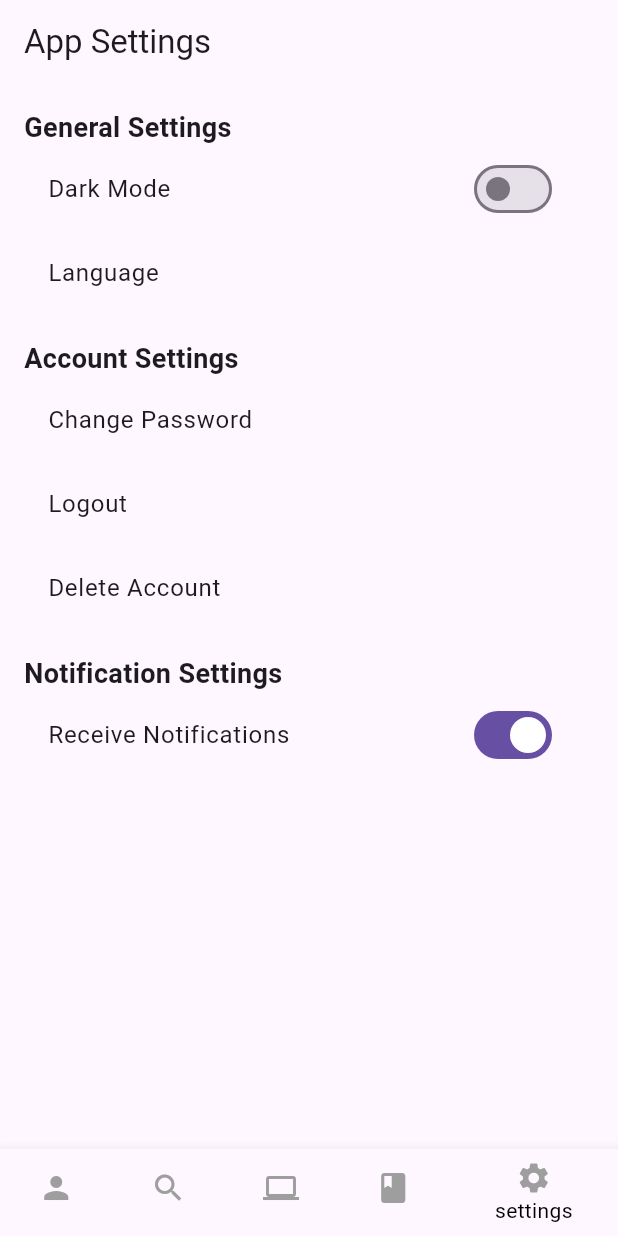
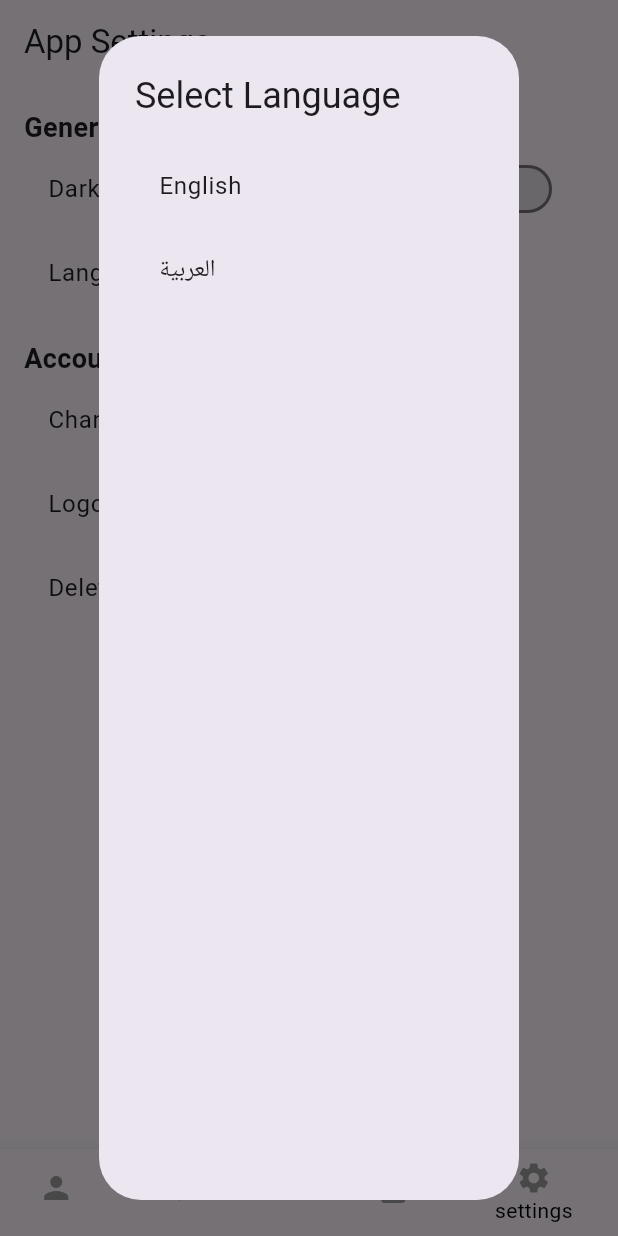
Before and after one commit to SaudAlhafith/Rafeq-Flutter, a Flutter app: the screen it shows once a user with an empty profile is signed in, item 5 of the bottom bar chosen, after a tap on "Language", on a phone screen of 412 x 824 dp. Run offline on Flutter 3.47's test engine with Material 3 defaults, Android fonts, the phone set to English and light mode, and no system bars; our stand-ins replace cloud_firestore, firebase_auth, firebase_core, google_sign_in, hive, hive_flutter; accounts and stored records are empty; network calls fail.

Commit message:
settings finish

```diff
--- a/lib/Views/HomeView.dart
+++ b/lib/Views/HomeView.dart
@@ -5,6 +5,8 @@ import 'package:rafeq_app/Views/RAFEQGPT/RafeqGPT.dart';
 import 'package:rafeq_app/Views/Settings/settings.dart';
 import 'package:rafeq_app/Views/Settings/settings_page.dart';
 import 'package:rafeq_app/Views/Search/SearchView.dart';
+import 'package:rafeq_app/l10n/intl_ar.arb';
+import 'package:rafeq_app/l10n/intl_en.arb';
 
 import '../generated/l10n.dart';
 
--- a/lib/Views/Profile/UserProfile.dart
+++ b/lib/Views/Profile/UserProfile.dart
@@ -6,6 +6,7 @@ import 'package:rafeq_app/Views/Profile/EditProfileScreen.dart';
 import 'package:rafeq_app/generated/l10n.dart';
 // import 'package:rafeq_app/Views/Search/ContentCard.dart';
 import 'package:rafeq_app/services/AuthService.dart';
+import 'package:rafeq_app/Views/Settings/DarkThemeProvider.dart';
 
 // class UserProfile extends StatelessWidget {
 
@@ -243,6 +244,9 @@ Drawer _settingsDrawer(BuildContext context) {
           onTap: () {
             // Handle Dark Mode action
             Navigator.pop(context); // Close the drawer
+            // Toggle dark mode using a method in your DarkThemeProvider
+            Provider.of<DarkThemeProvider>(context, listen: false)
+                .toggleDarkMode();
           },
         ),
         // ... Add more options as needed
--- a/lib/Views/Settings/settings_page.dart
+++ b/lib/Views/Settings/settings_page.dart
@@ -35,9 +35,9 @@ class SettingsPage extends StatelessWidget {
             // Example: Language preferences, App theme, Font size adjustments
             // Uncomment and customize these lines:
             ListTile(
-              title: Text('Language'),
+              title: Text("Language"),
               onTap: () {
-                // Add logic to change language
+                showLanguageDialog(context);
               },
             ),
             // ListTile(
@@ -137,20 +137,20 @@ class SettingsPage extends StatelessWidget {
             //   },
             // ),
 
-            SizedBox(height: 16),
-            Text(
-              'Notification Settings',
-              style: TextStyle(fontSize: 18, fontWeight: FontWeight.bold),
-            ),
-            SwitchListTile(
-              title: Text('Receive Notifications'),
-              value:
-                  Provider.of<NotificationModel>(context).isNotificationEnabled,
-              onChanged: (bool value) {
-                Provider.of<NotificationModel>(context, listen: false)
-                    .setNotificationEnabled(value);
-              },
-            ),
+            // SizedBox(height: 16),
+            // Text(
+            //   'Notification Settings',
+            //   style: TextStyle(fontSize: 18, fontWeight: FontWeight.bold),
+            // ),
+            // SwitchListTile(
+            //   title: Text('Receive Notifications'),
+            //   value:
+            //       Provider.of<NotificationModel>(context).isNotificationEnabled,
+            //   onChanged: (bool value) {
+            //     Provider.of<NotificationModel>(context, listen: false)
+            //         .setNotificationEnabled(value);
+            //   },
+            // ),
             // Add other notification settings
             // Example: Notification sound preferences, Vibration preferences, In-app notifications
             // Uncomment and customize these lines:
@@ -182,4 +182,46 @@ class SettingsPage extends StatelessWidget {
       ),
     );
   }
+
+  void showLanguageDialog(BuildContext context) {
+    showDialog(
+      context: context,
+      builder: (BuildContext context) {
+        return AlertDialog(
+          title: Text('Select Language'),
+          content: Column(
+            children: [
+              ListTile(
+                title: Text('English'),
+                onTap: () {
+                  Provider.of<LocaleProvider>(context, listen: false)
+                      .setLocale(Locale('en', 'US'));
+                  Navigator.pop(context);
+                },
+              ),
+              ListTile(
+                title: Text('العربية'),
+                onTap: () {
+                  Provider.of<LocaleProvider>(context, listen: false)
+                      .setLocale(Locale('ar', 'AR'));
+                  Navigator.pop(context);
+                },
+              ),
+            ],
+          ),
+        );
+      },
+    );
+  }
 }
+
+class LocaleProvider extends ChangeNotifier {
+  late Locale _locale;
+
+  Locale get locale => _locale;
+
+  void setLocale(Locale locale) {
+    _locale = locale;
+    notifyListeners();
+  }
+}
--- a/lib/l10n/intl_ar.arb
+++ b/lib/l10n/intl_ar.arb
@@ -1,4 +1,5 @@
 {
+    "language":"language",
     "profile": "الملف الشخصي",
     "achievements": "الإنجازات",
     "finishedCourses": "الدورات المكتملة",
--- a/lib/l10n/intl_en.arb
+++ b/lib/l10n/intl_en.arb
@@ -1,4 +1,5 @@
 {
+    "language":"language",
     "profile": "Profile",
     "achievements": "Achievements",
     "finishedCourses": "Finished Courses",
--- a/lib/main.dart
+++ b/lib/main.dart
@@ -20,6 +20,7 @@ import 'package:hive/hive.dart';
 import 'package:hive_flutter/hive_flutter.dart';
 import 'package:rafeq_app/Views/Settings/DarkThemeProvider.dart';
 import 'package:rafeq_app/Views/Settings/NotificationModel.dart';
+import 'generated/l10n.dart';
 
 Future<void> main() async {
   await Hive.initFlutter();
@@ -55,6 +56,9 @@ Future<void> main() async {
         ChangeNotifierProvider(
           create: (context) => NotificationModel(),
         ),
+        ChangeNotifierProvider(
+          create: (context) => LocaleProvider(),
+        ),
         // You can add more providers as needed
       ],
       child: MyApp(),
@@ -62,11 +66,19 @@ Future<void> main() async {
   );
 }
 
+Future<void> init() async {
+  await Future.wait([
+    S.load(Locale('en', 'US')), // Load English localization
+    S.load(Locale('ar', 'AR')), // Load Arabic localization
+  ]);
+}
+
 class MyApp extends StatelessWidget {
   @override
   Widget build(BuildContext context) {
+    var localeProvider = context.watch<LocaleProvider>();
     return MaterialApp(
-      locale: Locale('en'),
+      locale: localeProvider.locale,
       localizationsDelegates: [
         S.delegate,
         GlobalMaterialLocalizations.delegate,
@@ -98,6 +110,7 @@ class Wrapper extends StatelessWidget {
   @override
   Widget build(BuildContext context) {
     final authService = Provider.of<AuthService>(context);
+    var localizations = S.of(context);
 
     return StreamBuilder<User?>(
       stream: authService.user,
@@ -116,3 +129,14 @@ class Wrapper extends StatelessWidget {
     );
   }
 }
+
+class LocaleProvider extends ChangeNotifier {
+  Locale _locale = Locale('en', 'US');
+
+  Locale get locale => _locale;
+
+  void setLocale(Locale newLocale) {
+    _locale = newLocale;
+    notifyListeners();
+  }
+}
--- a/pubspec.yaml
+++ b/pubspec.yaml
@@ -39,6 +39,7 @@ dependencies:
   google_sign_in: null
   hive: ^2.0.4
   hive_flutter: ^1.1.0
+
 
   # The following adds the Cupertino Icons font to your application.
   # Use with the CupertinoIcons class for iOS style icons.
```
Also changed, not shown: lib/Views/MyCourses/CourseVideosUI.dart (+9 -5 lines), lib/Views/MyCourses/PlaylistCourses/PlaylistDetailsScreen.dart (+6 -4 lines), lib/Views/MyCourses/PlaylistCourses/PlaylistViewModel.dart (+22 -7 lines).
